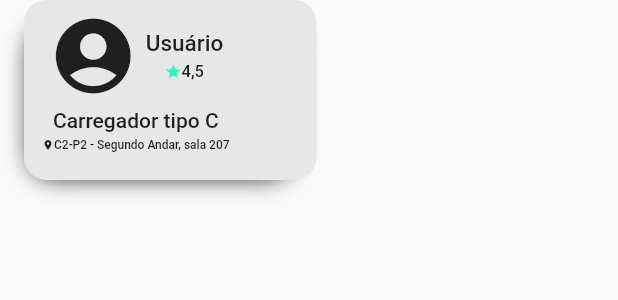
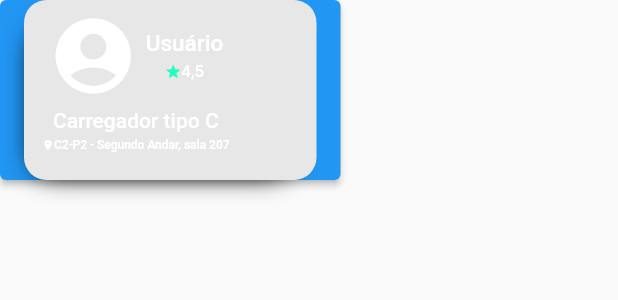
Before and after one commit to cefetmg-2022-psi-g2/QG-Frontend, a Flutter app: the CardPedido widget shown alone on an empty page, opened directly with empty values, on a phone screen of 412 x 824 dp. Shown: the top 300 px of the screen. Run offline on Flutter 3.47's test engine with Material 2 defaults, Android fonts, the phone set to English and light mode, and no system bars; our stand-ins replace dio, shared_preferences; missing offline and left inert: shared_preferences_android; accounts and stored records are empty; network calls fail.

Commit message:
Update card-pedidos.dart

```diff
--- a/lib/widgets/card-pedidos.dart
+++ b/lib/widgets/card-pedidos.dart
@@ -13,7 +13,7 @@ class CardPedido extends StatelessWidget {
   Widget build(BuildContext context) {
     return Column(
       children: [
-        FlatButton(
+        ElevatedButton(
           onPressed: () {
             print("a");
           },
```
